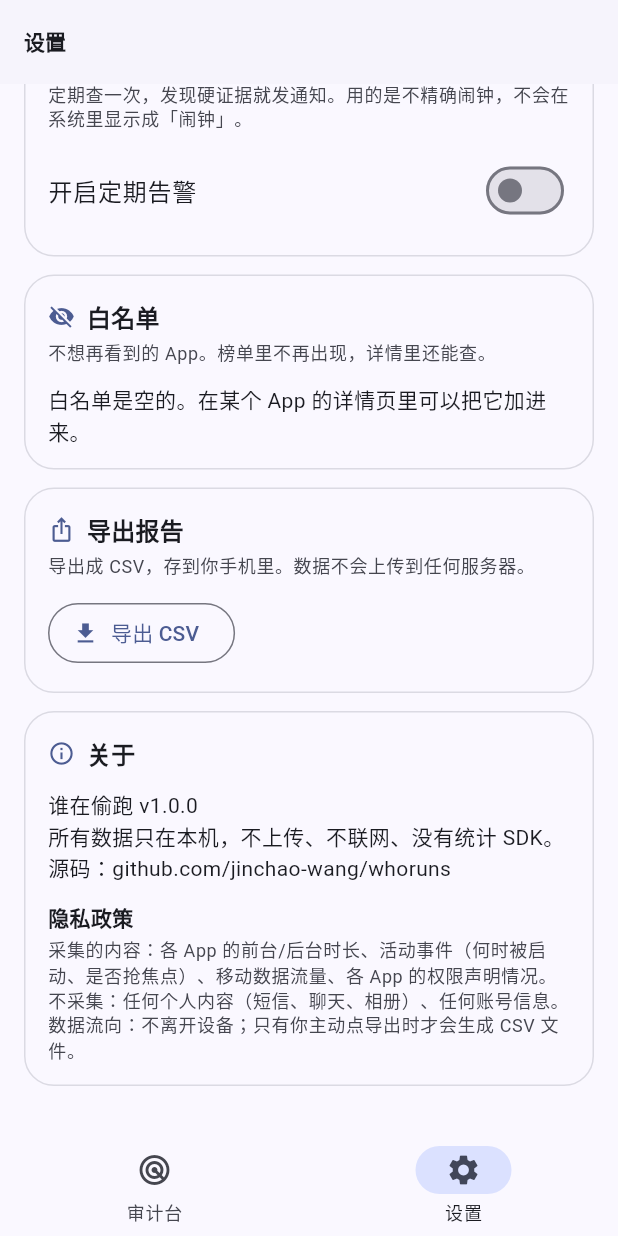
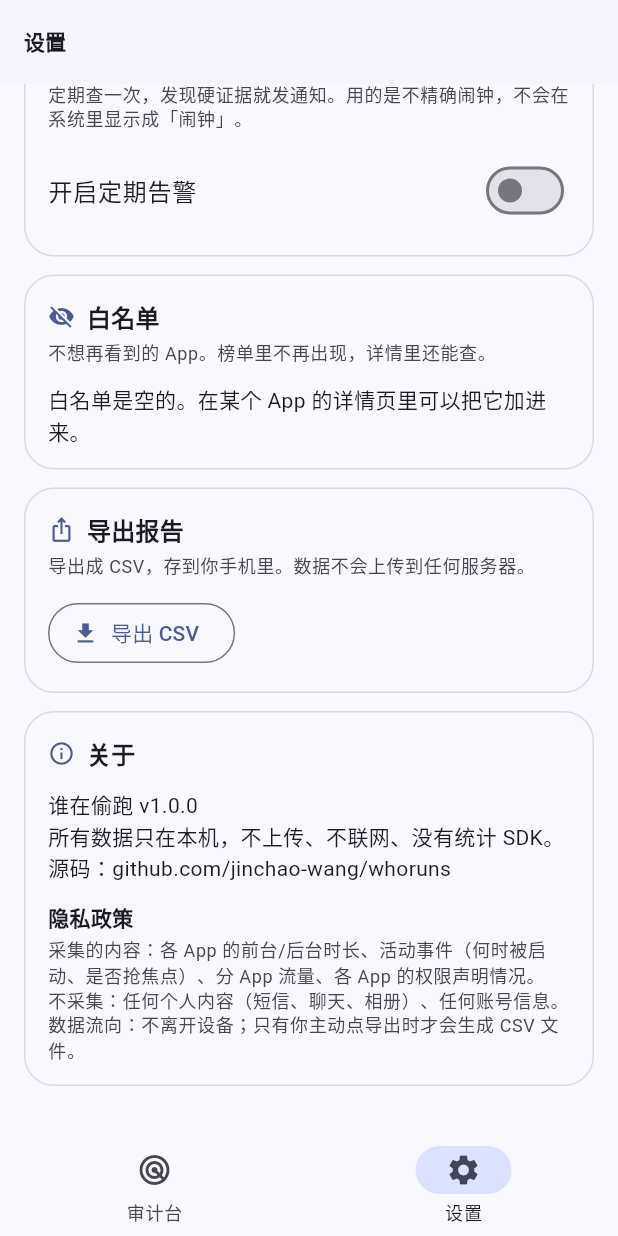
Before and after one commit to jinchao-wang/whoruns, a Flutter app: the screen it shows after launch, item 2 of the bottom bar chosen, scrolled down 354 dp, on a phone screen of 412 x 824 dp. Run offline on Flutter 3.47's test engine with Material 3 defaults, Android fonts, the phone set to English and light mode, and no system bars; our stand-ins replace shared_preferences; missing offline and left inert: cryptography.

Commit message:
fix(android): 修掉新版 SDK 下的两处编译错误
CI 首次编译暴露出来的：

1. UsageStatsManager.INTERVAL_DAY 这个常量不存在，正确名字是 INTERVAL_DAILY。
   后面 totalTimeInBackground / usageStats / iterator 那一串报错都是它的级联错误。
2. NetworkStatsManager.queryStatsForDevice() 从 API 29 起废弃，
   新版 SDK（compileSdk 36）里已经取不到，官方替代是按 UID 查：
   改成 queryStatsForUid(uid, begin, end)，只查这段时间真正活动过的 App。

语义变化：分 App 流量现在是「移动 + Wi-Fi 合计」（按 UID 查拿不到分传输类型），
相关文案（模型、界面、CSV、隐私政策、上架材料、架构文档）一并对齐。

```diff
--- a/lib/models/audit.dart
+++ b/lib/models/audit.dart
@@ -35,7 +35,7 @@ enum AuditSignal {
   lockScreenLaunch('息屏启动', '屏幕黑着的时候它就起来了'),
   focusSteal('抢占焦点', '压在别的 App 上面弹窗，把你拽走'),
   backgroundStay('后台驻留', '长时间待在后台不退出'),
-  dataUsage('流量偷跑', '消耗了移动数据'),
+  dataUsage('流量偷跑', '消耗了流量'),
   location('定位嫌疑', '有后台定位权限，而且一直在活动');
 
   const AuditSignal(this.label, this.hint);
@@ -128,7 +128,7 @@ class AppAudit {
   /// 压在别的 App 上面抢焦点（硬证据）。
   final int focusStealCount;
 
-  /// 移动数据字节数；-1 表示这台机器/这个系统版本拿不到。
+  /// 流量字节数（移动 + Wi-Fi 合计）；-1 表示这台机器/这个系统版本拿不到。
   final int trafficBytes;
 
   final bool hasBackgroundLocation;
--- a/lib/screens/app_detail_screen.dart
+++ b/lib/screens/app_detail_screen.dart
@@ -118,7 +118,7 @@ class AppDetailScreen extends StatelessWidget {
                   value: Fmt.duration(app.backgroundMillis),
                 ),
                 _FactRow(
-                  label: '移动流量',
+                  label: '流量（移动+Wi-Fi）',
                   value: app.trafficAvailable
                       ? Fmt.bytes(app.trafficBytes)
                       : '这台系统读不到',
--- a/lib/screens/settings_screen.dart
+++ b/lib/screens/settings_screen.dart
@@ -213,7 +213,7 @@ class _SettingsScreenState extends State<SettingsScreen> {
                     const SizedBox(height: 4),
                     Text(
                       '采集的内容：各 App 的前台/后台时长、活动事件（何时被启动、'
-                      '是否抢焦点）、移动数据流量、各 App 的权限声明情况。\n'
+                      '是否抢焦点）、分 App 流量、各 App 的权限声明情况。\n'
                       '不采集：任何个人内容（短信、聊天、相册）、任何账号信息。\n'
                       '数据流向：不离开设备；只有你主动点导出时才会生成 CSV 文件。',
                       style: Theme.of(context).textTheme.bodySmall?.copyWith(
--- a/lib/services/export_service.dart
+++ b/lib/services/export_service.dart
@@ -40,7 +40,7 @@ class ExportService {
       '抢焦点',
       '前台时长(分钟)',
       '后台时长(分钟)',
-      '移动流量(MB)',
+      '流量(MB)',
       '有后台定位权限',
       '证据条数',
     ].join(','));
```
Also changed, not shown: 4 other files.
